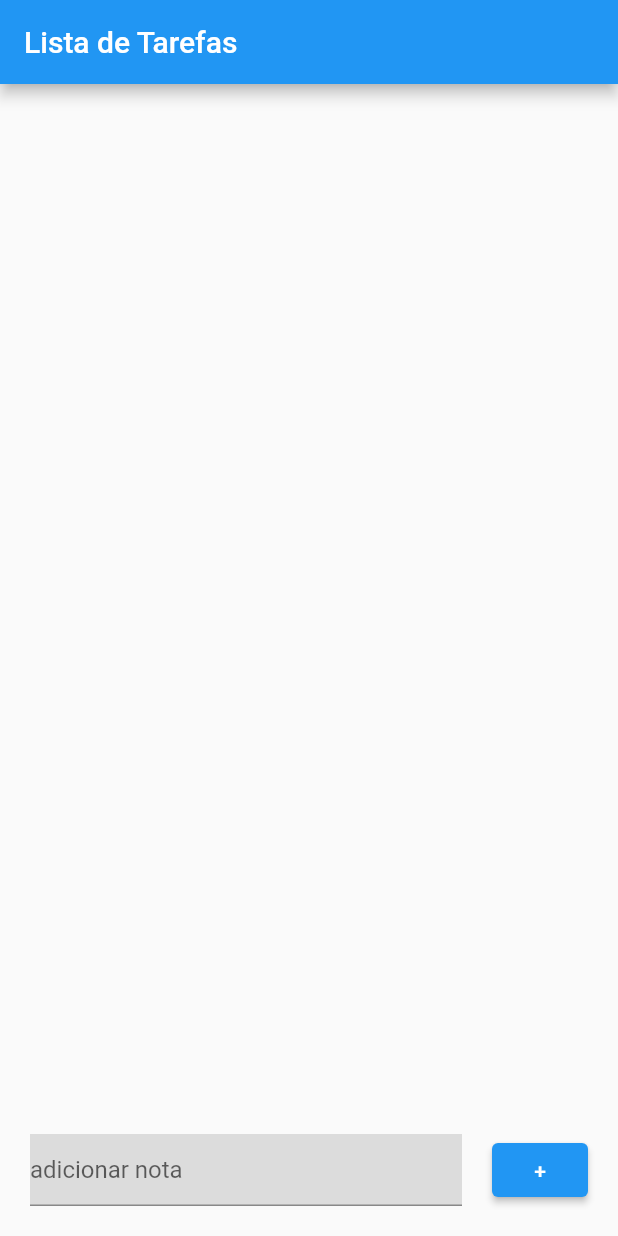
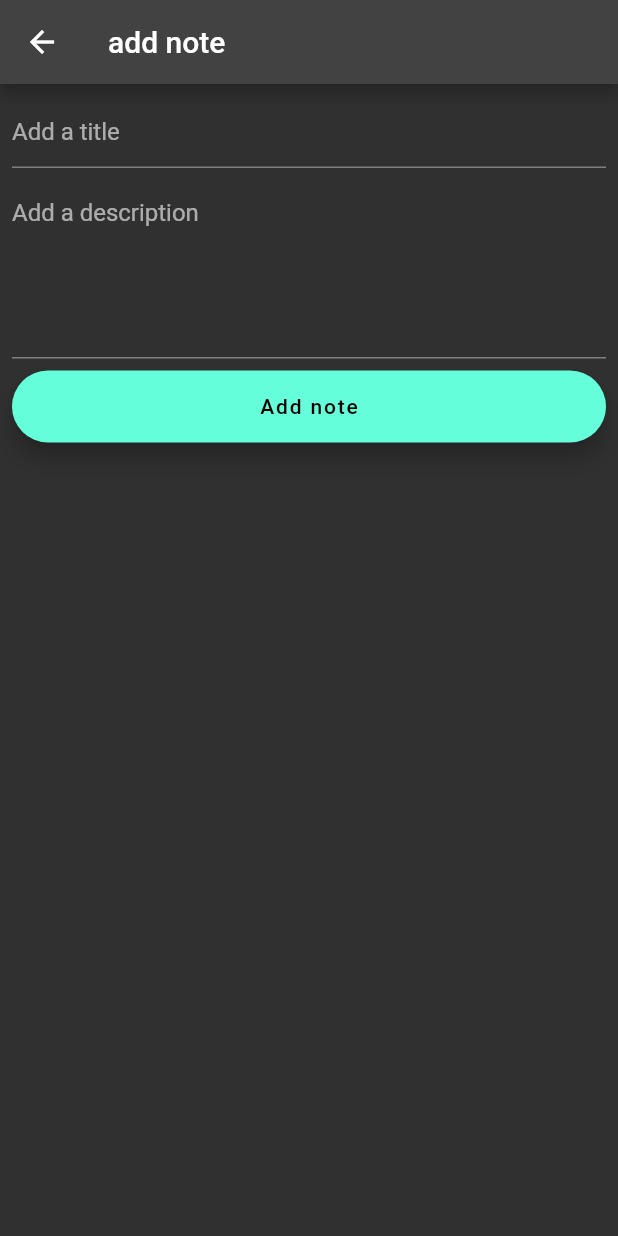
Before and after one commit to Repto1/Notes, a Flutter app: the screen it shows after launch, after a tap on an icon or button, on a phone screen of 412 x 824 dp. Run offline on Flutter 3.47's test engine with Material 2 defaults, Android fonts, the light colour scheme and no system bars; missing offline and left inert: dart:html; network calls fail.

Commit message:
working in the modularization

```diff
--- a/frontend/lib/main.dart
+++ b/frontend/lib/main.dart
@@ -1,134 +1,21 @@
-import 'dart:async';
-import 'dart:convert';
 import 'dart:html';
+
 import 'package:flutter/material.dart';
-import 'package:http/http.dart' as http;
+import 'package:frontend/pages/notes_page.dart';
 
-void main() => runApp(MyApp());
+void main() {
+  runApp(MyApp());
+}
 
 class MyApp extends StatelessWidget {
+  const MyApp({super.key});
+
   @override
   Widget build(BuildContext context) {
     return MaterialApp(
-      title: 'Lista de Tarefas',
-      home: TaskList(),
+      debugShowCheckedModeBanner: false,
+      theme: ThemeData.dark(),
+      home: NotesPage(),
     );
   }
 }
-
-class TaskList extends StatefulWidget {
-  @override
-  _TaskListState createState() => _TaskListState();
-}
-
-class _TaskListState extends State<TaskList> {
-  List tasks = [];
-
-  get index => int;
-
-  @override
-  void initState() {
-    super.initState();
-    fetchTasks();
-  }
-
-  Future<void> fetchTasks() async {
-    final response =
-        await http.get(Uri.parse('http://localhost:3000/api/notes'));
-    final List<dynamic> tasksJson = json.decode(response.body);
-    setState(() {
-      tasks = tasksJson;
-    });
-  }
-
-  final TextEditingController taskController = TextEditingController();
-
-  Future<void> createTask() async {
-    final title = taskController.text;
-    final body = {"title": title};
-    final response = await http.post(
-        Uri.parse('http://localhost:3000/api/notes/'),
-        body: json.encode(body),
-        headers: {'Content-Type': 'application/json'});
-    fetchTasks();
-  }
-
-  @override
-  Widget build(BuildContext context) {
-    return Scaffold(
-      appBar: AppBar(
-        title: const Text('Lista de Tarefas'),
-      ),
-      body: RefreshIndicator(
-        onRefresh: fetchTasks,
-        child: Stack(
-          children: [
-            Container(
-              child: ListView.builder(
-                itemCount: tasks.length,
-                itemBuilder: (BuildContext context, int index) {
-                  final task = tasks[index];
-                  return ListTile(
-                    title: Text(task['title']),
-                    trailing: Stack(
-                      children: [
-                        Checkbox(
-                          value: task['completed'],
-                          onChanged: (bool? value) {
-                            setState(() {
-                              task['completed'] = value!;
-                            });
-                          },
-                        ),
-                        ElevatedButton(
-                          onPressed: () async {
-                            var taskid = task['_id'];
-                            var request = HttpRequest();
-                            request.open('DELETE',
-                                'http://localhost:3000/api/notes/$taskid');
-                            var completer = Completer();
-                            request.onLoad.listen((_) {
-                              completer.complete();
-                            });
-                            request.send();
-                            await completer.future;
-                            await fetchTasks();
-                          },
-                          child: Text('-'),
-                        ),
-                      ],
-                    ),
-                  );
-                },
-              ),
-            ),
-            Align(
-              alignment: Alignment.bottomCenter,
-              child: Row(
-                children: [
-                  Expanded(
-                      child: Container(
-                    margin: EdgeInsets.only(bottom: 20, right: 20, left: 20),
-                    color: Colors.black12,
-                    child: TextFormField(
-                      controller: taskController,
-                      decoration: InputDecoration(hintText: 'adicionar nota'),
-                      keyboardType: TextInputType.text,
-                    ),
-                  )),
-                  Container(
-                    margin: EdgeInsets.only(right: 20, bottom: 20),
-                    child: ElevatedButton(
-                      onPressed: createTask,
-                      child: Text('+'),
-                    ),
-                  )
-                ],
-              ),
-            )
-          ],
-        ),
-      ),
-    );
-  }
-}
--- /dev/null
+++ b/frontend/lib/pages/add_page.dart
@@ -0,0 +1,80 @@
+import 'dart:convert';
+import 'package:http/http.dart' as http;
+
+import 'package:flutter/material.dart';
+import 'package:flutter/services.dart';
+import 'package:flutter/src/widgets/framework.dart';
+import 'package:flutter/src/widgets/placeholder.dart';
+
+class AddNotesPage extends StatefulWidget {
+  const AddNotesPage({super.key});
+
+  @override
+  State<AddNotesPage> createState() => _AddNotesPageState();
+}
+
+class _AddNotesPageState extends State<AddNotesPage> {
+  TextEditingController titleController = TextEditingController();
+  TextEditingController descriptionController = TextEditingController();
+
+  @override
+  Widget build(BuildContext context) {
+    return Scaffold(
+      appBar: AppBar(
+        title: const Text('add note'),
+      ),
+      body: ListView(
+        padding: const EdgeInsets.all(8),
+        children: [
+          TextField(
+            controller: titleController,
+            decoration: const InputDecoration(hintText: 'Add a title'),
+            keyboardType: TextInputType.text,
+            maxLines: 1,
+          ),
+          const SizedBox(
+            height: 8,
+          ),
+          TextField(
+            controller: descriptionController,
+            decoration: const InputDecoration(hintText: 'Add a description'),
+            keyboardType: TextInputType.multiline,
+            minLines: 5,
+            maxLines: 10,
+          ),
+          const SizedBox(
+            height: 8,
+          ),
+          FloatingActionButton.extended(
+              onPressed: createNote, label: const Text('Add note'))
+        ],
+      ),
+    );
+  }
+
+  Future<void> createNote() async {
+    final title = titleController.text;
+    final description = descriptionController.text;
+    final body = {"title": title, "description": description};
+    // ignore: unused_local_variable
+    final response = await http.post(
+      Uri.parse('http://localhost:3000/api/notes/'),
+      body: json.encode(body),
+      headers: {'Content-Type': 'application/json'},
+    );
+    if (response.statusCode == 201) {
+      print('Successfull Creation');
+      showSuccessMessage('Successfull Creation');
+    } else {
+      print('Failed Creation');
+    }
+  }
+
+  void showSuccessMessage(String message) {
+    titleController.text = '';
+    descriptionController.text = '';
+
+    final snackBar = SnackBar(content: Text(message));
+    ScaffoldMessenger.of(context).showSnackBar(snackBar);
+  }
+}
--- /dev/null
+++ b/frontend/lib/pages/notes_page.dart
@@ -0,0 +1,82 @@
+import 'package:flutter/material.dart';
+import 'package:flutter/src/widgets/framework.dart';
+import 'package:flutter/src/widgets/placeholder.dart';
+import 'package:frontend/pages/add_page.dart';
+import 'dart:convert';
+import 'package:http/http.dart' as http;
+
+class NotesPage extends StatefulWidget {
+  const NotesPage({super.key});
+
+  @override
+  State<NotesPage> createState() => _NotesPageState();
+}
+
+class _NotesPageState extends State<NotesPage> {
+  bool isLoading = true;
+  List notes = [];
+
+  get index => int;
+
+  @override
+  void initState() {
+    super.initState();
+    fetchNotes();
+  }
+
+  @override
+  Widget build(BuildContext context) {
+    return Scaffold(
+      appBar: AppBar(
+        title: const Text('Notes'),
+      ),
+      body: Visibility(
+        visible: isLoading,
+        replacement: RefreshIndicator(
+          onRefresh: fetchNotes,
+          child: ListView.builder(
+            itemCount: notes.length,
+            itemBuilder: (BuildContext context, int index) {
+              final note = notes[index];
+              return ListTile(
+                title: Text(note['title']),
+                subtitle: Text(note['description']),
+                trailing: PopupMenuButton(
+                  itemBuilder: (context) {
+                    return [
+                      const PopupMenuItem(
+                        child: Text('Edit'),
+                      ),
+                    ];
+                  },
+                ),
+              );
+            },
+          ),
+        ),
+        child: const Center(
+          child: CircularProgressIndicator(),
+        ),
+      ),
+      floatingActionButton: FloatingActionButton.extended(
+          onPressed: navigationButton, label: const Text('+')),
+    );
+  }
+
+  void navigationButton() {
+    final route = MaterialPageRoute(builder: (context) => AddNotesPage());
+    Navigator.push(context, route);
+  }
+
+  Future<void> fetchNotes() async {
+    final response =
+        await http.get(Uri.parse('http://localhost:3000/api/notes'));
+    final List<dynamic> notesJson = json.decode(response.body);
+    setState(() {
+      notes = notesJson;
+    });
+    setState(() {
+      isLoading = false;
+    });
+  }
+}
```
Also changed, not shown: frontend/lib/functions/fetchNotes.dart (added, +17 -0 lines), frontend/lib/main2.dart (added, +134 -0 lines), 2 other files.
